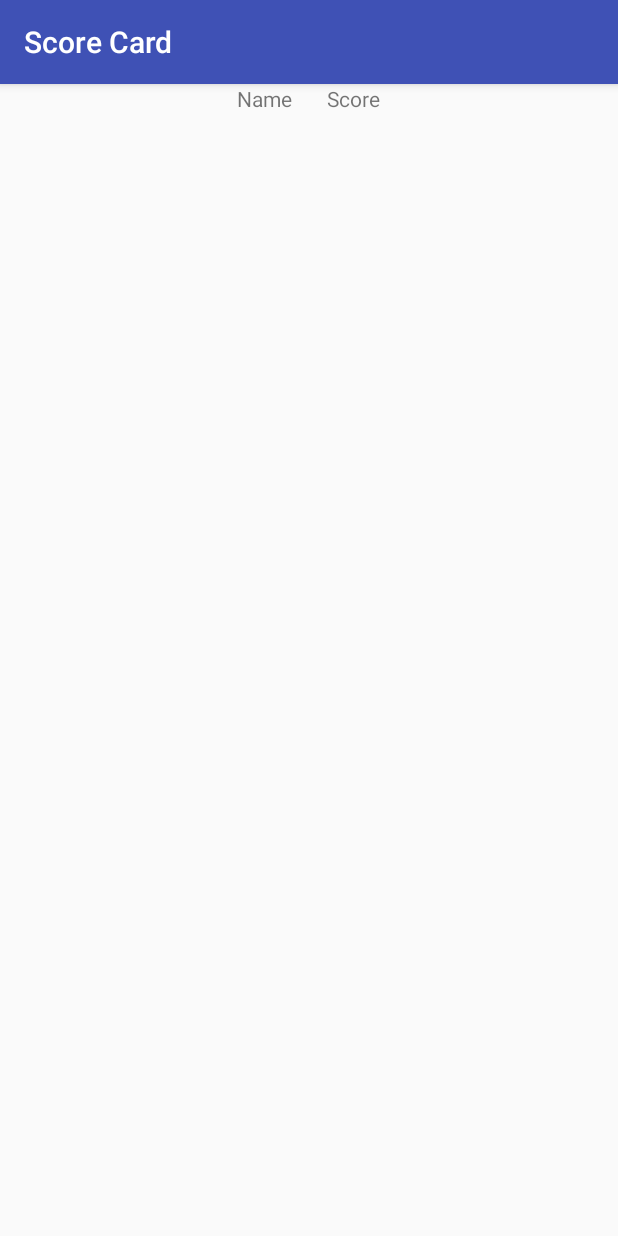
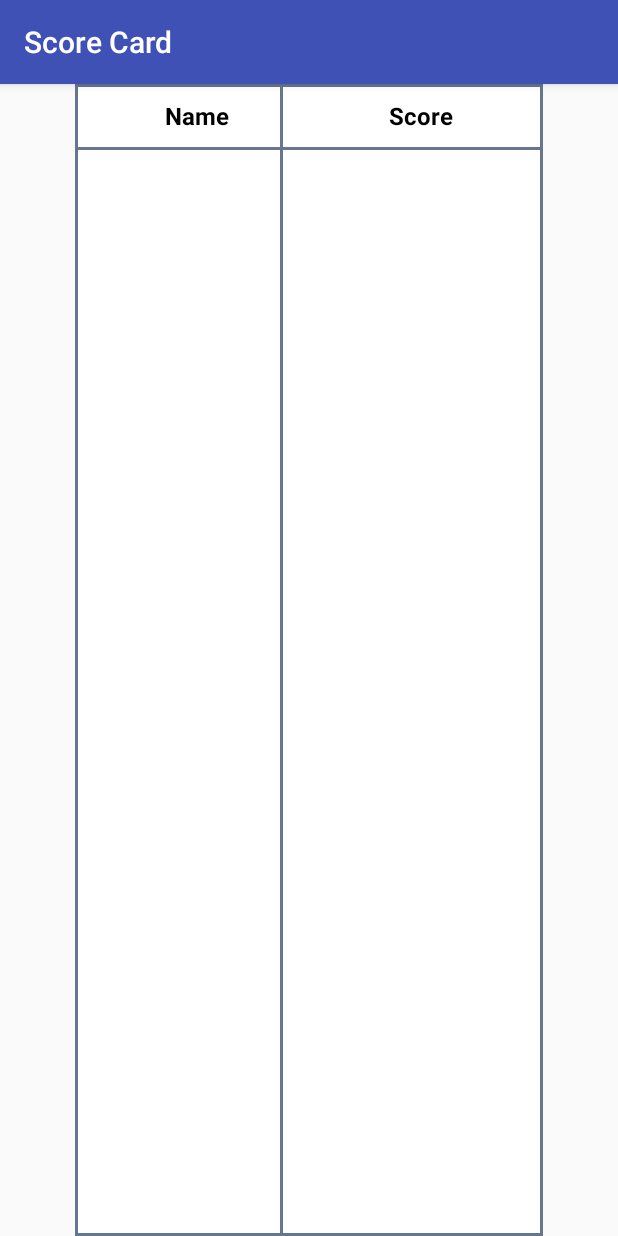
Before and after one commit to sobhanaKR/Calculator, an Android app: the DisplayScoreCard screen opened directly, with no data from a screen before it, on a phone screen of 412 x 824 dp. Run offline under Robolectric (Android 15) with nearby library versions, the phone set to English and light mode, and no system bars.

Commit message:
Full feature

```diff
--- a/app/src/main/AndroidManifest.xml
+++ b/app/src/main/AndroidManifest.xml
@@ -1,7 +1,7 @@
 <?xml version="1.0" encoding="utf-8"?>
 <manifest xmlns:android="http://schemas.android.com/apk/res/android"
     package="com.example.course.calculator">
-
+    <uses-permission android:name="android.permission.WRITE_EXTERNAL_STORAGE" />
     <application
         android:allowBackup="true"
         android:icon="@mipmap/ic_launcher"
--- a/app/src/main/java/com/example/course/calculator/DisplayScoreCard.java
+++ b/app/src/main/java/com/example/course/calculator/DisplayScoreCard.java
@@ -1,21 +1,16 @@
 package com.example.course.calculator;
 
+import android.content.Context;
 import android.content.Intent;
+import android.content.SharedPreferences;
 import android.os.Bundle;
 import android.support.annotation.Nullable;
 import android.support.v7.app.ActionBar;
 import android.support.v7.app.AppCompatActivity;
-import android.support.v7.widget.GridLayoutManager;
+import android.support.v7.widget.LinearLayoutManager;
 import android.support.v7.widget.RecyclerView;
-import android.util.Log;
-import android.widget.TextView;
 
 import java.util.ArrayList;
-import java.util.Collections;
-import java.util.HashMap;
-import java.util.List;
-import java.util.Map;
-import java.util.TreeMap;
 
 /**
  * Created by course on 22/12/17.
@@ -26,38 +21,87 @@ public class DisplayScoreCard extends AppCompatActivity {
     String nameStr;
     RecyclerView recyclerView;
     ScoreListAdapter scoreListAdapter;
-    Database db;
-    ArrayList<Integer>scoreArray = new ArrayList<>();
-    ArrayList<String>nameArray = new ArrayList<>();
-    ArrayList union  = new ArrayList();
+    ArrayList<Integer> scoreArray = new ArrayList<Integer>();
+    ArrayList<String> nameArray = new ArrayList<String>();
+    SharedPreferences sharedPreferences;
+    SharedPreferences.Editor editor;
+    int i;
     @Override
     protected void onCreate(@Nullable Bundle savedInstanceState) {
         setContentView(R.layout.display_score_card);
         initializeVariables();
-        db = new Database(this);
         Intent intent = getIntent();
+        Context context = getWindow().getContext();
+        sharedPreferences = context.getSharedPreferences("calciprefs",
+                Context.MODE_PRIVATE);
         scoreList = intent.getIntExtra("score",0);
         nameStr = intent.getStringExtra("name");
-        db.insertScore(nameStr,scoreList);
-        nameArray = db.getname();
-        scoreArray = db.getscore();
-        union.add(nameArray);
-        union.add(scoreArray);
-        Log.i("check","name"+nameArray);
-        Log.i("check","score"+scoreArray);
-        Log.i("check","union"+union);
+        loadSharedPrefs();
+        if (context != null) {
+            editor = context.getSharedPreferences("calciprefs",
+                    Context.MODE_PRIVATE).edit();
+            if(nameArray.size() > 0) {
+                if (nameArray.get(nameArray.size() - 1) == nameStr && nameArray.size() == 1) {
+                    editor.remove("score" + (nameArray.size() - 1));
+                    nameArray.remove(nameArray.size() - 1);
+                    scoreArray.remove(scoreArray.size() - 1);
+                    editor.putInt("score"+(nameArray.size()-1),scoreList);
+                    editor.putString("name"+(scoreArray.size()-1),nameStr);
+                    nameArray.add(nameStr);
+                    scoreArray.add(scoreList);
+                }
+                else{
+                    editor.putInt("name" + i, scoreList);
+                    editor.putString("score" + i, nameStr);
+                    nameArray.add(nameStr);
+                    scoreArray.add(scoreList);
+                }
+            }
+            else {
+
+                editor.putInt("name" + i, scoreList);
+                editor.putString("score" + i, nameStr);
+                nameArray.add(nameStr);
+                scoreArray.add(scoreList);
+            }
+            editor.putInt("arraysize", nameArray.size());
+            for (i = 0; i < nameArray.size(); i++) {
+                editor.putString("name" + i, nameArray.get(i));
+                editor.putInt("score" + i, scoreArray.get(i));
+            }
+            editor.commit();
+            editor.apply();
+        }
         ActionBar actionBar = getSupportActionBar();
         actionBar.setTitle("Score Card");
-        scoreListAdapter = new ScoreListAdapter();
+        scoreListAdapter = new ScoreListAdapter(nameArray,scoreArray);
         recyclerView.setAdapter(scoreListAdapter);
         super.onCreate(savedInstanceState);
     }
 
+    private void loadSharedPrefs() {
+        int size = sharedPreferences.getInt("arraysize", 0);
+        for(int i=0;i<size;i++)
+        {
+            String tempstr = sharedPreferences.getString("name"+i, null);
+            int tempint = sharedPreferences.getInt("score"+i, 0);
+            if(nameStr!=null) {
+                if (tempstr != null && !tempstr.contains(nameStr)) {
+                    nameArray.add(tempstr);
+                    scoreArray.add(tempint);
+                }
+            }
+            else{
+                scoreArray.add(tempint);
+            }
+        }
+    }
+
     private void initializeVariables() {
-      recyclerView = (RecyclerView)findViewById(R.id.recycler_view);
-        GridLayoutManager gridLayoutManager = new GridLayoutManager(this, 2);
+        recyclerView = (RecyclerView)findViewById(R.id.recycler_view);
+        LinearLayoutManager linearLayout = new LinearLayoutManager(this);
         recyclerView.setHasFixedSize(true);
-        recyclerView.setLayoutManager(gridLayoutManager);
+        recyclerView.setLayoutManager(linearLayout);
     }
 
 }
--- a/app/src/main/java/com/example/course/calculator/EnterName.java
+++ b/app/src/main/java/com/example/course/calculator/EnterName.java
@@ -3,7 +3,6 @@ package com.example.course.calculator;
 import android.annotation.SuppressLint;
 import android.app.Activity;
 import android.app.DialogFragment;
-import android.content.Context;
 import android.os.Bundle;
 import android.support.annotation.Nullable;
 import android.view.LayoutInflater;
--- a/app/src/main/java/com/example/course/calculator/MainActivity.java
+++ b/app/src/main/java/com/example/course/calculator/MainActivity.java
@@ -55,19 +55,21 @@ public class MainActivity extends AppCompatActivity implements EnterName.Callbac
         actionBar.setDisplayShowHomeEnabled(true);
         actionBar.setTitle("CalciPlay");
         initializeVariables();
+        goBtn.setEnabled(true);
         range3 = generationNumbers();
         choosingOperators();
          arrow.setOnClickListener(new View.OnClickListener() {
              @Override
              public void onClick(View view) {
                  refreshGame();
+                 goBtn.setEnabled(true);
              }
          });
          refresh.setOnClickListener(new View.OnClickListener() {
              @Override
              public void onClick(View view) {
-
                  refreshGame();
+                 goBtn.setEnabled(true);
              }
          });
         addBtn.setOnClickListener(new View.OnClickListener() {
@@ -80,6 +82,7 @@ public class MainActivity extends AppCompatActivity implements EnterName.Callbac
                 int addResult = Integer.parseInt(firstNum.getText().toString())+Integer.parseInt(secondNum.getText().toString());
                 displayingOptions(firstNum.getText().toString(),secondNum.getText().toString(),addResult);
                 flag = 1;
+                goBtn.setEnabled(true);
             }
         });
         subBtn.setOnClickListener(new View.OnClickListener() {
@@ -92,6 +95,7 @@ public class MainActivity extends AppCompatActivity implements EnterName.Callbac
                 int subResult =  Integer.parseInt(firstNum.getText().toString())-Integer.parseInt(secondNum.getText().toString());
                 displayingOptions(firstNum.getText().toString(), secondNum.getText().toString(), subResult);
                 flag =1;
+                goBtn.setEnabled(true);
             }
         });
         mulBtn.setOnClickListener(new View.OnClickListener() {
@@ -104,6 +108,7 @@ public class MainActivity extends AppCompatActivity implements EnterName.Callbac
                 int mulResult = Integer.parseInt(firstNum.getText().toString())*Integer.parseInt(secondNum.getText().toString());
                 displayingOptions(firstNum.getText().toString(), secondNum.getText().toString(), mulResult);
                 flag =1;
+                goBtn.setEnabled(true);
             }
         });
         divBtn.setOnClickListener(new View.OnClickListener() {
@@ -116,6 +121,7 @@ public class MainActivity extends AppCompatActivity implements EnterName.Callbac
                 int divResult =  Integer.parseInt(firstNum.getText().toString())/Integer.parseInt(secondNum.getText().toString());
                 displayingOptions(firstNum.getText().toString(), secondNum.getText().toString(), divResult);
                 flag =1;
+                goBtn.setEnabled(true);
             }
         });
         goBtn.setOnClickListener(new View.OnClickListener() {
@@ -148,6 +154,7 @@ public class MainActivity extends AppCompatActivity implements EnterName.Callbac
                             refresh.setVisibility(View.VISIBLE);
                             arrow.setVisibility(View.VISIBLE);
                             score.setText("SCORE = "+String.valueOf(scorenum));
+                            goBtn.setEnabled(false);
 
                         } else {
                             Animation animShake = AnimationUtils.loadAnimation(getWindow().getContext(), R.anim.rotate);
@@ -262,10 +269,17 @@ public class MainActivity extends AppCompatActivity implements EnterName.Callbac
     @Override
     public boolean onOptionsItemSelected(MenuItem item) {
         Intent intent = new Intent(this, DisplayScoreCard.class);
-        intent.putExtra("name",name);
-        intent.putExtra("score",scorenum);
-        startActivity(intent);
-        return super.onOptionsItemSelected(item);
+        if(name==null){
+            enterNameFragment();
+            return super.onOptionsItemSelected(item);
+        }
+        else{
+            intent.putExtra("name",name);
+            intent.putExtra("score",scorenum);
+            startActivity(intent);
+            return super.onOptionsItemSelected(item);
+        }
+
     }
 
     private void refreshGame() {
--- a/app/src/main/java/com/example/course/calculator/ScoreListAdapter.java
+++ b/app/src/main/java/com/example/course/calculator/ScoreListAdapter.java
@@ -1,14 +1,13 @@
 package com.example.course.calculator;
-
-import android.app.Activity;
-import android.content.Context;
-import android.content.SharedPreferences;
+import android.database.Cursor;
 import android.support.v7.widget.RecyclerView;
+import android.util.Log;
 import android.view.LayoutInflater;
 import android.view.View;
 import android.view.ViewGroup;
 import android.widget.TextView;
 
+import java.util.ArrayList;
 import java.util.List;
 import java.util.Map;
 
@@ -18,28 +17,35 @@ import java.util.Map;
 
 public class ScoreListAdapter extends RecyclerView.Adapter<ScoreListAdapter.ViewHolder>{
 
-    public ScoreListAdapter() {
-
+    ArrayList<String> nameArray;
+    ArrayList<Integer> scoreArray;
+    public ScoreListAdapter(ArrayList<String> nameArray, ArrayList<Integer> scoreArray) {
+        this.nameArray = nameArray;
+        this.scoreArray = scoreArray;
     }
 
     @Override
     public ViewHolder onCreateViewHolder(ViewGroup parent, int viewType) {
         View view = LayoutInflater.from(parent.getContext()).inflate(R.layout.score_list_recycler_view, parent, false);
-
         return new ViewHolder(view);
     }
 
     @Override
     public void onBindViewHolder(ViewHolder holder, int position) {
+        String namestr = nameArray.get(position);
+        int scorestr = scoreArray.get(position);
+        if(namestr!=null && scorestr!=0 ){
+            holder.name.setText(namestr);
+            holder.score.setText(String.valueOf(scorestr));
+        }
 
-
-
-
+            Log.i("check", "name == " + namestr);
+            Log.i("check", "score ==" + scorestr);
     }
 
     @Override
     public int getItemCount() {
-        return 0;
+        return nameArray.size();
     }
 
     public static class ViewHolder extends RecyclerView.ViewHolder {
--- a/app/src/main/res/layout/display_score_card.xml
+++ b/app/src/main/res/layout/display_score_card.xml
@@ -1,30 +1,64 @@
 <?xml version="1.0" encoding="utf-8"?>
-<LinearLayout
+<RelativeLayout
     xmlns:android="http://schemas.android.com/apk/res/android"
-    android:layout_width="match_parent"
-    android:layout_height="match_parent"
-    android:gravity="center_horizontal"
-    android:orientation="vertical"
-    android:layout_gravity="center">
-    <LinearLayout
     android:layout_width="wrap_content"
     android:layout_height="wrap_content">
+    <View
+        android:layout_width="wrap_content"
+        android:layout_height="wrap_content"
+        android:layout_marginLeft="50dp"
+        android:background="@drawable/remove_btn_rectangle"
+        android:layout_marginRight="50dp"/>
     <TextView
         android:id="@+id/name_txt"
         android:layout_width="wrap_content"
         android:layout_height="wrap_content"
+        android:padding="10dp"
+        android:layout_marginLeft="100dp"
         android:layout_marginRight="20dp"
+        android:textSize="16sp"
+        android:textStyle="bold"
+        android:textColor="#000000"
         android:text="Name "/>
+    <View
+        android:layout_width="match_parent"
+        android:layout_height="2dp"
+        android:background="#FF66768F"
+        android:layout_marginLeft="50dp"
+        android:layout_marginRight="50dp"
+        android:layout_below="@id/name_txt"/>
+    <View
+        android:id="@+id/line"
+        android:layout_width="wrap_content"
+        android:layout_height="wrap_content"
+        android:layout_toRightOf="@id/name_txt"
+        android:background="@drawable/remove_btn_rectangle"
+        android:layout_marginRight="50dp"/>
+
     <TextView
         android:id="@+id/score_txt"
+        android:padding="10dp"
         android:layout_width="wrap_content"
         android:layout_height="wrap_content"
+        android:textColor="#000000"
+        android:layout_alignParentRight="true"
+        android:layout_marginRight="100dp"
+        android:textSize="16sp"
+        android:textStyle="bold"
         android:text="Score"/>
-    </LinearLayout>
+    <View
+        android:layout_width="match_parent"
+        android:layout_height="2dp"
+        android:background="#FF66768F"
+        android:layout_marginLeft="50dp"
+        android:layout_marginRight="50dp"
+        android:layout_below="@id/score_txt"/>
+
     <android.support.v7.widget.RecyclerView
         android:id="@+id/recycler_view"
-        android:layout_gravity="center_horizontal"
+        android:layout_below="@id/score_txt"
         android:layout_width="wrap_content"
-        android:layout_height="wrap_content"/>
+        android:layout_height="wrap_content"
+        android:scrollbars="vertical"/>
 
-</LinearLayout>
+</RelativeLayout>
--- a/app/src/main/res/layout/score_list_recycler_view.xml
+++ b/app/src/main/res/layout/score_list_recycler_view.xml
@@ -1,18 +1,25 @@
 <?xml version="1.0" encoding="utf-8"?>
-<LinearLayout
+<RelativeLayout
     xmlns:android="http://schemas.android.com/apk/res/android"
-    android:layout_width="match_parent"
-    android:layout_height="match_parent"
+    android:layout_width="wrap_content"
+    android:layout_height="wrap_content"
     android:gravity="center_horizontal"
     android:layout_gravity="center_horizontal">
     <TextView
         android:id="@+id/name1"
         android:layout_width="wrap_content"
         android:layout_height="wrap_content"
-        android:layout_marginRight="40dp" />
+        android:padding="10dp"
+        android:textColor="#000000"
+        android:layout_marginLeft="100dp" />
+
     <TextView
         android:id="@+id/score_num1"
+        android:padding="10dp"
         android:layout_width="wrap_content"
-        android:layout_height="wrap_content" />
+        android:layout_height="wrap_content"
+        android:layout_alignParentRight="true"
+        android:textColor="#000000"
+        android:layout_marginRight="120dp"/>
 
-</LinearLayout>
+</RelativeLayout>
```
Lines whose indentation alone changed are shown as unchanged.
